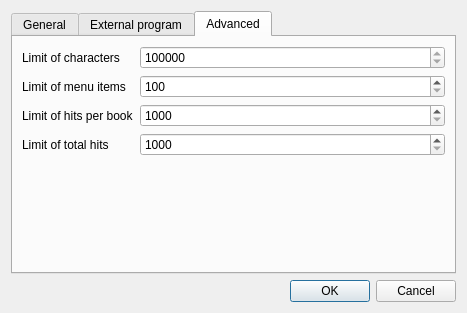
The window that src/optiondialog.ui (mvf/qolibri) describes before a commit, drawn with Qt 5.
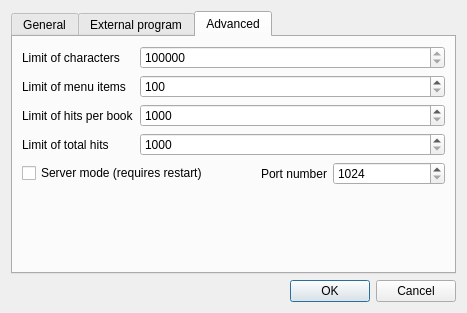
The same window after the commit. The open tabs and pages were chosen to show the change. Custom widgets are drawn as their Qt base class.

Commit message:
OptionDialog: Move server mode settings to Advanced
Also extend port range to the full unprivileged 1024-65535 range.

```diff
--- a/src/optiondialog.ui
+++ b/src/optiondialog.ui
@@ -45,13 +45,6 @@
          </property>
         </widget>
        </item>
-       <item>
-        <widget class="QCheckBox" name="serverModeCheck">
-         <property name="text">
-          <string>Server mode(must restart)</string>
-         </property>
-        </widget>
-       </item>
        <item>
         <layout class="QFormLayout" name="formLayout">
          <property name="fieldGrowthPolicy">
@@ -94,23 +87,6 @@
            </property>
           </widget>
          </item>
-         <item row="3" column="0">
-          <widget class="QLabel" name="label_3">
-           <property name="text">
-            <string>Port No (server mode)</string>
-           </property>
-          </widget>
-         </item>
-         <item row="3" column="1">
-          <widget class="QSpinBox" name="portNoBox">
-           <property name="minimum">
-            <number>5000</number>
-           </property>
-           <property name="maximum">
-            <number>9999</number>
-           </property>
-          </widget>
-         </item>
         </layout>
        </item>
       </layout>
@@ -285,6 +261,37 @@
          </property>
         </widget>
        </item>
+       <item row="4" column="0" colspan="2">
+        <layout class="QHBoxLayout" name="horizontalLayout">
+         <item>
+          <widget class="QCheckBox" name="serverModeCheck">
+           <property name="text">
+            <string>Server mode (requires restart)</string>
+           </property>
+          </widget>
+         </item>
+         <item>
+          <widget class="QLabel" name="portNoLabel">
+           <property name="text">
+            <string>Port number</string>
+           </property>
+           <property name="alignment">
+            <set>Qt::AlignRight|Qt::AlignTrailing|Qt::AlignVCenter</set>
+           </property>
+          </widget>
+         </item>
+         <item>
+          <widget class="QSpinBox" name="portNoBox">
+           <property name="minimum">
+            <number>1024</number>
+           </property>
+           <property name="maximum">
+            <number>65535</number>
+           </property>
+          </widget>
+         </item>
+        </layout>
+       </item>
       </layout>
      </widget>
     </widget>
```
Left out of the diff: 34 changed lines with no effect on the pictures. The commit also changes 2 other files.
